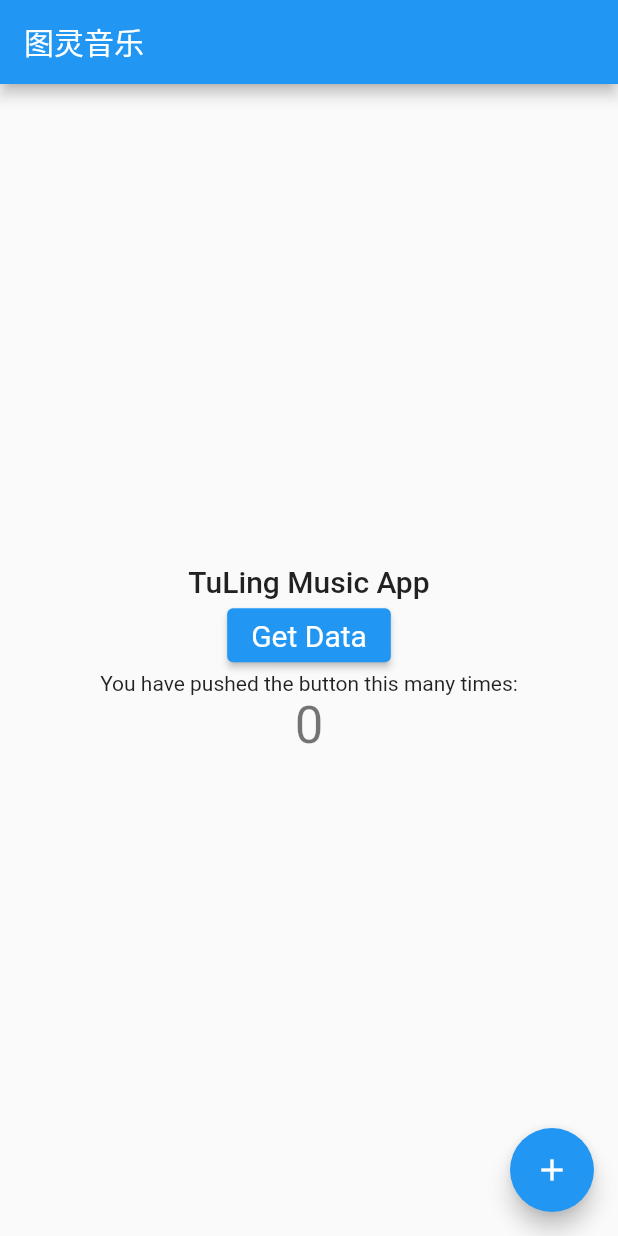
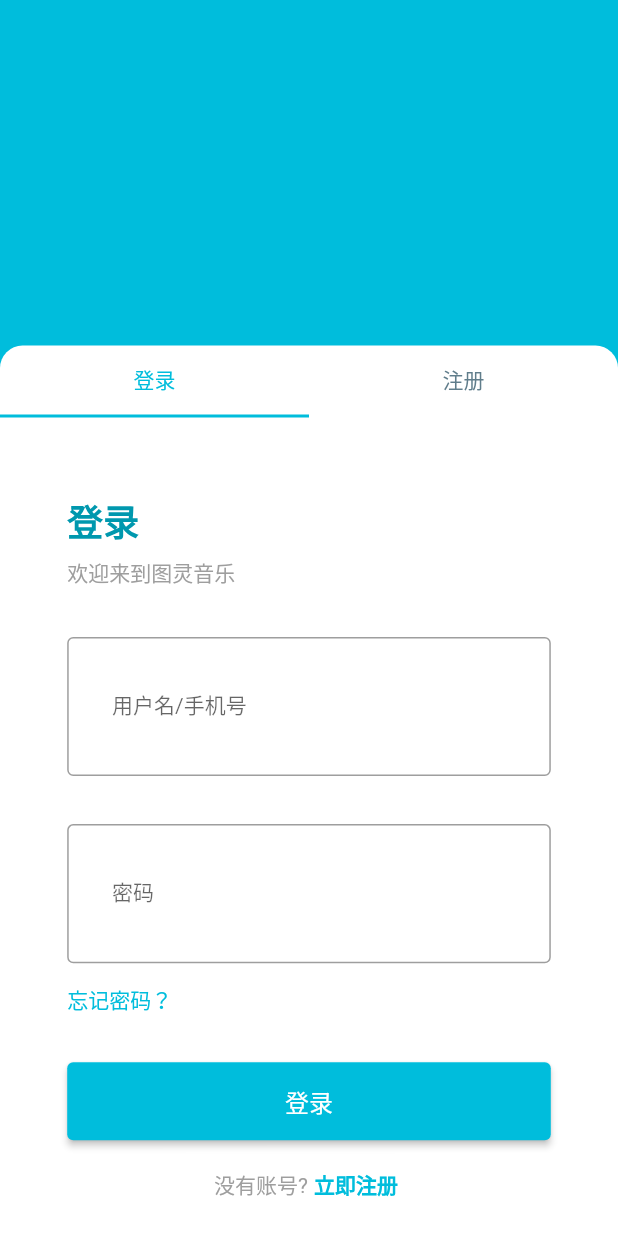
Before and after one commit to Fuarm/tuling-music-app, a Flutter app: the screen it shows after launch, on a phone screen of 412 x 824 dp. Run offline on Flutter 3.47's test engine with Material 2 defaults, Android fonts, the phone set to English and light mode, and no system bars.

Commit message:
feat: add sign in ui

```diff
--- a/lib/main.dart
+++ b/lib/main.dart
@@ -1,97 +1,29 @@
 import 'package:flutter/material.dart';
-import 'package:tuling_music_app/apis/hello.dart';
+import 'package:tuling_music_app/pages/home.dart';
+import 'package:tuling_music_app/pages/login.dart';
+import 'package:tuling_music_app/theme.dart';
 
 void main() {
-  runApp(const MyApp());
+  runApp(const TuLingMusic());
 }
 
-class MyApp extends StatelessWidget {
-  const MyApp({Key? key}) : super(key: key);
+class TuLingMusic extends StatelessWidget {
+  const TuLingMusic({Key? key}) : super(key: key);
 
   // This widget is the root of your application.
   @override
   Widget build(BuildContext context) {
     return MaterialApp(
-      title: 'Flutter Demo',
+      title: '图灵音乐',
       theme: ThemeData(
-        primarySwatch: Colors.blue,
+        primarySwatch: primaryColors,
+        tabBarTheme: tabBarTheme,
       ),
-      home: const MyHomePage(title: '图灵音乐'),
+      initialRoute: '/login',
+      routes: {
+        '/': (context) => const Home(),
+        '/login': (context) => const Login()
+      },
     );
   }
 }
-
-class MyHomePage extends StatefulWidget {
-  const MyHomePage({Key? key, required this.title}) : super(key: key);
-
-  // This widget is the home page of your application. It is stateful, meaning
-  // that it has a State object (defined below) that contains fields that affect
-  // how it looks.
-
-  // This class is the configuration for the state. It holds the values (in this
-  // case the title) provided by the parent (in this case the App widget) and
-  // used by the build method of the State. Fields in a Widget subclass are
-  // always marked "final".
-
-  final String title;
-
-  @override
-  State<MyHomePage> createState() => _MyHomePageState();
-}
-
-class _MyHomePageState extends State<MyHomePage> {
-  int _counter = 0;
-
-  String message = "TuLing Music App";
-
-  void _incrementCounter() {
-    setState(() {
-      _counter++;
-    });
-  }
-
-  void _fetchData() {
-    sayHello().then((value) => {
-      setState(() {message = value;})
-    });
-  }
-
-  @override
-  Widget build(BuildContext context) {
-    final ButtonStyle style =
-        ElevatedButton.styleFrom(textStyle: const TextStyle(fontSize: 20));
-    return Scaffold(
-      appBar: AppBar(
-        title: Text(widget.title),
-      ),
-      body: Center(
-        child: Column(
-          mainAxisAlignment: MainAxisAlignment.center,
-          children: <Widget>[
-            Text(
-              message,
-              style: Theme.of(context).textTheme.headline6,
-            ),
-            ElevatedButton(
-              style: style,
-              onPressed: _fetchData,
-              child: const Text('Get Data'),
-            ),
-            const Text(
-              'You have pushed the button this many times:',
-            ),
-            Text(
-              '$_counter',
-              style: Theme.of(context).textTheme.headline4,
-            ),
-          ],
-        ),
-      ),
-      floatingActionButton: FloatingActionButton(
-        onPressed: _incrementCounter,
-        tooltip: 'Increment',
-        child: const Icon(Icons.add),
-      ), // This trailing comma makes auto-formatting nicer for build methods.
-    );
-  }
-}
--- /dev/null
+++ b/lib/pages/home.dart
@@ -0,0 +1,14 @@
+import 'package:flutter/material.dart';
+
+class Home extends StatelessWidget {
+  const Home({Key? key}) : super(key: key);
+
+  @override
+  Widget build(BuildContext context) {
+    return const Scaffold(
+      body: Center(
+        child: Text("首页"),
+      ),
+    );
+  }
+}
--- /dev/null
+++ b/lib/pages/login.dart
@@ -0,0 +1,78 @@
+import 'package:flutter/material.dart';
+import 'package:tuling_music_app/theme.dart';
+import 'package:tuling_music_app/utils/sizes.dart';
+import 'package:tuling_music_app/widget/sign_in.dart';
+import 'package:tuling_music_app/widget/sign_up.dart';
+
+class Login extends StatefulWidget {
+  const Login({Key? key}) : super(key: key);
+
+  @override
+  State<Login> createState() => _LoginState();
+}
+
+class _LoginState extends State<Login> with TickerProviderStateMixin {
+
+  late TabController _tabController;
+
+  @override
+  void initState() {
+    super.initState();
+    _tabController = TabController(length: 2, vsync: this);
+  }
+
+  @override
+  Widget build(BuildContext context) {
+    return Scaffold(
+      body: SingleChildScrollView(
+        child: Container(
+          color: primaryColors,
+          width: MediaQuery.of(context).size.width,
+          height: MediaQuery.of(context).size.height,
+          child: SafeArea(
+            bottom: false,
+            child: Column(
+              children: [
+                SizedBox(height: Sizes.size54 * 4),
+                Flexible(
+                  child: Container(
+                    decoration: const BoxDecoration(
+                      color: Colors.white,
+                      borderRadius: BorderRadius.only(
+                        topLeft: Radius.circular(15),
+                        topRight: Radius.circular(15)
+                      )
+                    ),
+                    child: SafeArea(
+                      top: false,
+                      child: Column(
+                        children: [
+                          TabBar(
+                            controller: _tabController,
+                            tabs: const [
+                              Tab(text: "登录"),
+                              Tab(text: "注册"),
+                            ]
+                          ),
+                          Flexible(
+                            child: TabBarView(
+                              controller: _tabController,
+                              children: const [
+                                SignIn(),
+                                SignUp(),
+                              ],
+                            ),
+                          ),
+                        ],
+                      ),
+                    ),
+                  ),
+                ),
+              ],
+            ),
+          ),
+        ),
+      ),
+    );
+  }
+}
--- /dev/null
+++ b/lib/theme.dart
@@ -0,0 +1,32 @@
+import 'package:flutter/material.dart';
+
+const int _primaryColor = 0xFF00BDDC;
+
+const MaterialColor primaryColors = MaterialColor(
+  _primaryColor,
+  <int, Color> {
+    50: Color(0xFFE0F7FC),
+    100: Color(0xFFB2EBF6),
+    200: Color(0xFF80DEF0),
+    300: Color(0xFF4DD2E8),
+    400: Color(0xFF24C6E2),
+    500: Color(_primaryColor),
+    600: Color(0xFF00ADC8),
+    700: Color(0xFF0098AE),
+    800: Color(0xFF008495),
+    900: Color(0xFF006169)
+  }
+);
+
+const TabBarTheme tabBarTheme = TabBarTheme(
+  labelColor: primaryColors,
+  unselectedLabelColor: Colors.blueGrey,
+);
+
+const LinearGradient linearGradient = LinearGradient(
+  colors: <Color>[
+    Color(0xFF4DD2E8),
+    primaryColors,
+    Color(0xFF4DD2E8),
+  ],
+);
--- /dev/null
+++ b/lib/utils/sizes.dart
@@ -0,0 +1,26 @@
+import 'dart:ui';
+import 'package:flutter/material.dart';
+
+class Sizes {
+  static MediaQueryData mediaQuery = MediaQueryData.fromWindow(window);
+  static final double _width = mediaQuery.size.width;
+  // static final double _height = mediaQuery.size.height;
+  // static final double _topbarH = mediaQuery.padding.top;
+  // static final double _botbarH = mediaQuery.padding.bottom;
+  static final double _pixelRatio = mediaQuery.devicePixelRatio;
+  static double unit = _width / 750.0;
+
+
+  static final double size12 = 12 * unit;
+  static final double size14 = 14 * unit;
+  static final double size16 = 16 * unit;
+  static final double size18 = 18 * unit;
+  static final double size20 = 20 * unit;
+  static final double size24 = 24 * unit;
+  static final double size28 = 28 * unit;
+  static final double size32 = 32 * unit;
+  static final double size36 = 36 * unit;
+  static final double size42 = 42 * unit;
+  static final double size48 = 48 * unit;
+  static final double size54 = 54 * unit;
+}
--- /dev/null
+++ b/lib/widget/sign_in.dart
@@ -0,0 +1,110 @@
+import 'package:flutter/material.dart';
+import 'package:tuling_music_app/theme.dart';
+import 'package:tuling_music_app/utils/sizes.dart';
+
+class SignIn extends StatefulWidget {
+
+  const SignIn({Key? key}) : super(key: key);
+
+  @override
+  State<SignIn> createState() => _SignInState();
+}
+
+class _SignInState extends State<SignIn> {
+
+  @override
+  Widget build(BuildContext context) {
+    final ButtonStyle style = ElevatedButton.styleFrom(
+      onPrimary: Colors.white,
+      textStyle: const TextStyle(fontSize: 16),
+      padding: const EdgeInsets.all(14.0)
+    );
+
+    return Container(
+      padding: EdgeInsets.only(
+        left: Sizes.size42,
+        right: Sizes.size42,
+        top: Sizes.size48,
+      ),
+      child: Column(
+        children: [
+          Expanded(
+            child: Column(
+              crossAxisAlignment: CrossAxisAlignment.start,
+              children: [
+                Text("登录",
+                  style: TextStyle(
+                    fontSize: 24,
+                    color: primaryColors.shade700,
+                    fontWeight: FontWeight.bold,
+                  ),
+                ),
+                const SizedBox(height: 6),
+                const Text("欢迎来到图灵音乐",
+                  style: TextStyle(
+                    fontSize: 14,
+                    color: Colors.grey
+                  ),
+                ),
+                const SizedBox(height: 32),
+                TextField(
+                  style: const TextStyle(fontSize: 14),
+                  decoration: InputDecoration(
+                    floatingLabelStyle: const TextStyle(fontSize: 16),
+                    contentPadding: EdgeInsets.symmetric(horizontal: Sizes.size28, vertical: Sizes.size36),
+                    border: const OutlineInputBorder(),
+                    labelText: '用户名/手机号',
+                  ),
+                ),
+                const SizedBox(height: 32),
+                TextField(
+                  obscureText: true,
+                  style: const TextStyle(fontSize: 14),
+                  decoration: InputDecoration(
+                    floatingLabelStyle: const TextStyle(fontSize: 16),
+                    contentPadding: EdgeInsets.symmetric(horizontal: Sizes.size28, vertical: Sizes.size36),
+                    border: const OutlineInputBorder(),
+                    labelText: '密码',
+                  ),
+                ),
+                TextButton(
+                  style: TextButton.styleFrom(
+                    textStyle: const TextStyle(fontSize: 14),
+                    primary: Colors.white,
+                    padding: const EdgeInsets.all(0)
+                  ),
+                  onPressed: () {},
+                  child: const Text('忘记密码？', style: TextStyle(color: primaryColors)),
+                ),
+                const SizedBox(height: 18),
+                FractionallySizedBox(
+                  widthFactor: 1,
+                  child: ElevatedButton(
+                    style: style,
+                    onPressed: () {},
+                    child: const Text("登录"),
+                  ),
+                ),
+              ],
+            ),
+          ),
+          Row(
+            mainAxisAlignment: MainAxisAlignment.center,
+            children: [
+              const Text("没有账号?", style: TextStyle(color: Colors.grey)),
+              TextButton(
+                style: TextButton.styleFrom(
+                  textStyle: const TextStyle(fontSize: 14, fontWeight: FontWeight.bold),
+                  primary: Colors.white,
+                  padding: const EdgeInsets.symmetric(vertical: 24),
+                ),
+                onPressed: () {},
+                child: const Text('立即注册', style: TextStyle(color: primaryColors)),
+              ),
+            ],
+          )
+        ],
+      ),
+    );
+  }
+}
--- /dev/null
+++ b/lib/widget/sign_up.dart
@@ -0,0 +1,17 @@
+import 'package:flutter/material.dart';
+
+class SignUp extends StatefulWidget {
+
+  const SignUp({Key? key}) : super(key: key);
+
+  @override
+  State<SignUp> createState() => _SignUpState();
+}
+
+class _SignUpState extends State<SignUp> {
+
+  @override
+  Widget build(BuildContext context) {
+    return Container(child: const Text("Login Up"));
+  }
+}
```
Also changed, not shown: 2 other files.
